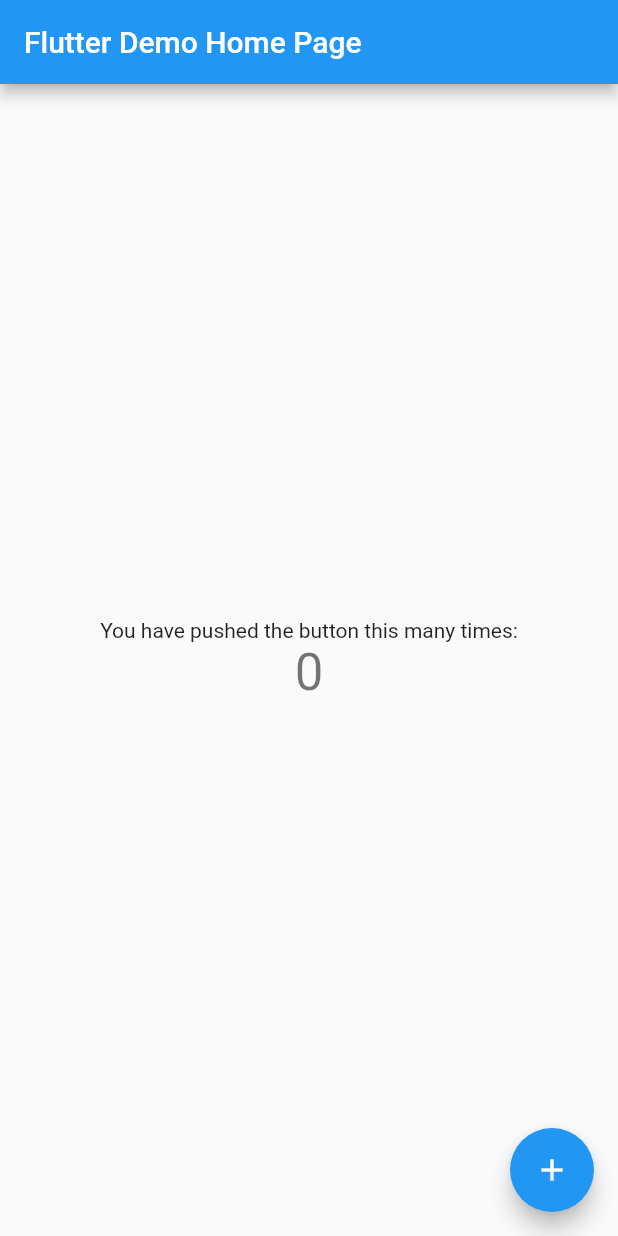
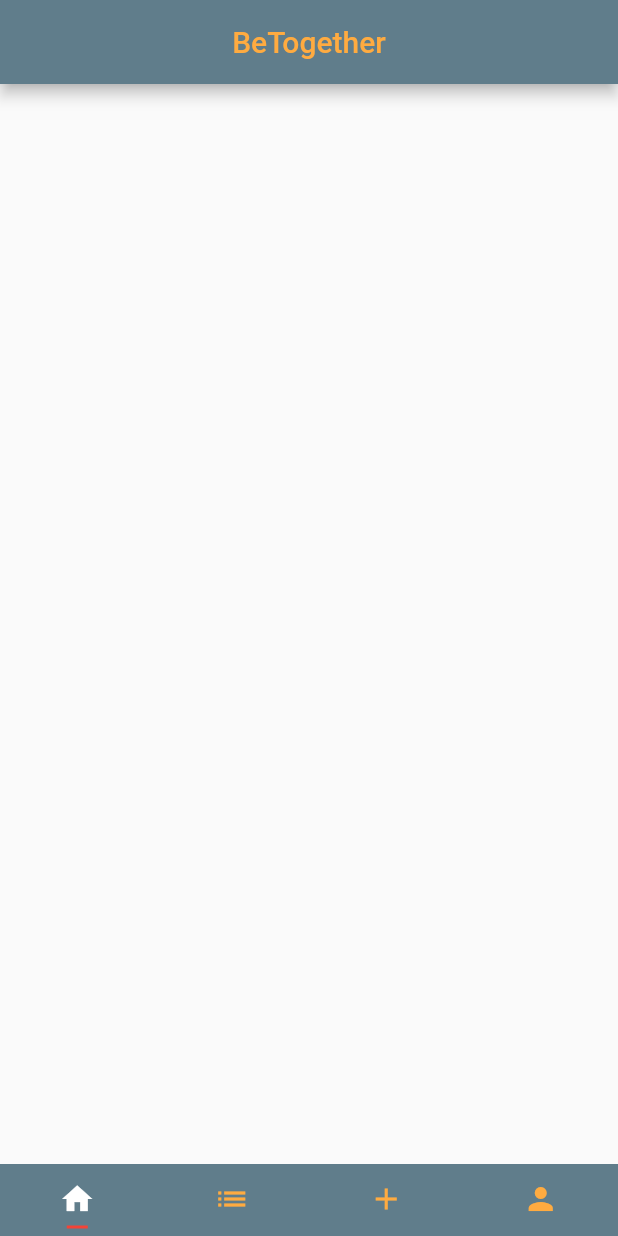
Before and after one commit to URVSquad/betogether, a Flutter app: the screen it shows after launch, on a phone screen of 412 x 824 dp. Run offline on Flutter 3.47's test engine with Material 2 defaults, Android fonts, the phone set to English and light mode, and no system bars.

Commit message:
BaseStructure added

```diff
--- a/lib/main.dart
+++ b/lib/main.dart
@@ -1,111 +1,14 @@
 import 'package:flutter/material.dart';
+import 'screens/interfaceScreen.dart';
 
 void main() => runApp(MyApp());
 
 class MyApp extends StatelessWidget {
-  // This widget is the root of your application.
   @override
   Widget build(BuildContext context) {
     return MaterialApp(
-      title: 'Flutter Demo',
-      theme: ThemeData(
-        // This is the theme of your application.
-        //
-        // Try running your application with "flutter run". You'll see the
-        // application has a blue toolbar. Then, without quitting the app, try
-        // changing the primarySwatch below to Colors.green and then invoke
-        // "hot reload" (press "r" in the console where you ran "flutter run",
-        // or simply save your changes to "hot reload" in a Flutter IDE).
-        // Notice that the counter didn't reset back to zero; the application
-        // is not restarted.
-        primarySwatch: Colors.blue,
-      ),
-      home: MyHomePage(title: 'Flutter Demo Home Page'),
+      title: 'BeTogether',
+      home: InterfacePage(title: 'BeTogether',)
     );
   }
 }
-
-class MyHomePage extends StatefulWidget {
-  MyHomePage({Key key, this.title}) : super(key: key);
-
-  // This widget is the home page of your application. It is stateful, meaning
-  // that it has a State object (defined below) that contains fields that affect
-  // how it looks.
-
-  // This class is the configuration for the state. It holds the values (in this
-  // case the title) provided by the parent (in this case the App widget) and
-  // used by the build method of the State. Fields in a Widget subclass are
-  // always marked "final".
-
-  final String title;
-
-  @override
-  _MyHomePageState createState() => _MyHomePageState();
-}
-
-class _MyHomePageState extends State<MyHomePage> {
-  int _counter = 0;
-
-  void _incrementCounter() {
-    setState(() {
-      // This call to setState tells the Flutter framework that something has
-      // changed in this State, which causes it to rerun the build method below
-      // so that the display can reflect the updated values. If we changed
-      // _counter without calling setState(), then the build method would not be
-      // called again, and so nothing would appear to happen.
-      _counter++;
-    });
-  }
-
-  @override
-  Widget build(BuildContext context) {
-    // This method is rerun every time setState is called, for instance as done
-    // by the _incrementCounter method above.
-    //
-    // The Flutter framework has been optimized to make rerunning build methods
-    // fast, so that you can just rebuild anything that needs updating rather
-    // than having to individually change instances of widgets.
-    return Scaffold(
-      appBar: AppBar(
-        // Here we take the value from the MyHomePage object that was created by
-        // the App.build method, and use it to set our appbar title.
-        title: Text(widget.title),
-      ),
-      body: Center(
-        // Center is a layout widget. It takes a single child and positions it
-        // in the middle of the parent.
-        child: Column(
-          // Column is also a layout widget. It takes a list of children and
-          // arranges them vertically. By default, it sizes itself to fit its
-          // children horizontally, and tries to be as tall as its parent.
-          //
-          // Invoke "debug painting" (press "p" in the console, choose the
-          // "Toggle Debug Paint" action from the Flutter Inspector in Android
-          // Studio, or the "Toggle Debug Paint" command in Visual Studio Code)
-          // to see the wireframe for each widget.
-          //
-          // Column has various properties to control how it sizes itself and
-          // how it positions its children. Here we use mainAxisAlignment to
-          // center the children vertically; the main axis here is the vertical
-          // axis because Columns are vertical (the cross axis would be
-          // horizontal).
-          mainAxisAlignment: MainAxisAlignment.center,
-          children: <Widget>[
-            Text(
-              'You have pushed the button this many times:',
-            ),
-            Text(
-              '$_counter',
-              style: Theme.of(context).textTheme.display1,
-            ),
-          ],
-        ),
-      ),
-      floatingActionButton: FloatingActionButton(
-        onPressed: _incrementCounter,
-        tooltip: 'Increment',
-        child: Icon(Icons.add),
-      ), // This trailing comma makes auto-formatting nicer for build methods.
-    );
-  }
-}
--- /dev/null
+++ b/lib/screens/addScreen.dart
@@ -0,0 +1,19 @@
+import 'package:flutter/material.dart';
+
+class AddScreen extends StatefulWidget {
+  AddScreen() : super();
+
+  @override
+  _AddScreenState createState() => _AddScreenState();
+}
+
+class _AddScreenState extends State<AddScreen> {
+  @override
+  Widget build(BuildContext context) {
+    // TODO: implement build
+    return new Scaffold(
+      //Here
+
+    );
+  }
+}
--- /dev/null
+++ b/lib/screens/homeScreen.dart
@@ -0,0 +1,19 @@
+import 'package:flutter/material.dart';
+
+class HomeScreen extends StatefulWidget {
+  HomeScreen() : super();
+
+  @override
+  _HomeScreenState createState() => _HomeScreenState();
+}
+
+class _HomeScreenState extends State<HomeScreen> {
+  @override
+  Widget build(BuildContext context) {
+    // TODO: implement build
+    return new Scaffold(
+      //Here
+
+    );
+  }
+}
--- /dev/null
+++ b/lib/screens/interfaceScreen.dart
@@ -0,0 +1,66 @@
+
+
+import 'package:flutter/material.dart';
+import 'addScreen.dart';
+import 'homeScreen.dart';
+import 'listScreen.dart';
+import 'profileScreen.dart';
+
+class InterfacePage extends StatefulWidget {
+  InterfacePage({Key key, this.title}) : super(key: key);
+  final String title;
+
+  @override
+  _InterfacePageState createState() => _InterfacePageState();
+}
+
+class _InterfacePageState extends State<InterfacePage> {
+
+  @override
+  Widget build(BuildContext context) {
+    return new Scaffold(
+      body: DefaultTabController(
+        length: 4,
+        child: new Scaffold(
+          appBar: AppBar(
+            title: Text("BeTogether",
+                style: TextStyle(color: Colors.orangeAccent),
+                textDirection: TextDirection.ltr),
+            centerTitle: true,
+            backgroundColor: Colors.blueGrey,
+          ),
+          body: TabBarView(
+            children: [
+              new HomeScreen(),
+              new ListScreen(),
+              new AddScreen(),
+              new ProfileScreen()
+            ],
+          ),
+          bottomNavigationBar: new TabBar(
+            tabs: [
+              Tab(
+                icon: new Icon(Icons.home),
+              ),
+              Tab(
+                icon: new Icon(Icons.list),
+              ),
+              Tab(
+                icon: new Icon(Icons.add),
+              ),
+              Tab(
+                icon: new Icon(Icons.person),
+              )
+            ],
+            labelColor: Colors.white,
+            unselectedLabelColor: Colors.orangeAccent,
+            indicatorSize: TabBarIndicatorSize.label,
+            indicatorPadding: EdgeInsets.all(5.0),
+            indicatorColor: Colors.red,
+          ),
+          backgroundColor: Colors.blueGrey,
+        ),
+      ),
+    );
+  }
+}
--- /dev/null
+++ b/lib/screens/listScreen.dart
@@ -0,0 +1,19 @@
+import 'package:flutter/material.dart';
+
+class ListScreen extends StatefulWidget {
+  ListScreen() : super();
+
+  @override
+  _ListScreenState createState() => _ListScreenState();
+}
+
+class _ListScreenState extends State<ListScreen> {
+  @override
+  Widget build(BuildContext context) {
+    // TODO: implement build
+    return new Scaffold(
+      //Here
+
+    );
+  }
+}
--- /dev/null
+++ b/lib/screens/profileScreen.dart
@@ -0,0 +1,19 @@
+import 'package:flutter/material.dart';
+
+class ProfileScreen extends StatefulWidget {
+  ProfileScreen() : super();
+
+  @override
+  _ProfileScreenState createState() => _ProfileScreenState();
+}
+
+class _ProfileScreenState extends State<ProfileScreen> {
+  @override
+  Widget build(BuildContext context) {
+    // TODO: implement build
+    return new Scaffold(
+      //Here
+
+    );
+  }
+}
```
